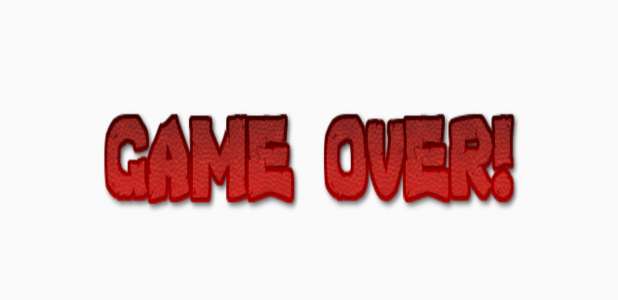
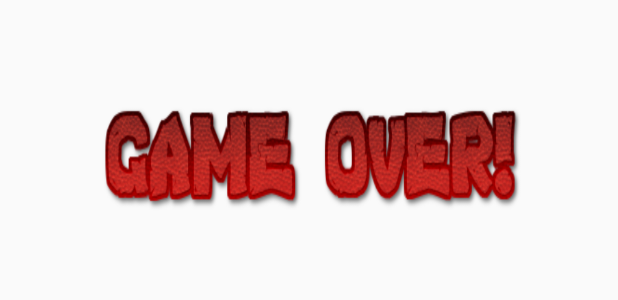
Before and after one commit to Kolman-Freecss/Asteroides_M8, an Android app: the layout gameover.xml on its own in the app's theme, with its tools: preview values and no code run, on a phone screen of 412 x 824 dp. Shown: the part 278-578 px from the top of the screen. Run offline under Robolectric (Android 15) with nearby library versions, the phone set to English and light mode, and no system bars.

Commit message:
Totally Finish

```diff
--- a/app/src/main/java/com/example/smarroma/asteroides/MainActivity.java
+++ b/app/src/main/java/com/example/smarroma/asteroides/MainActivity.java
@@ -17,6 +17,8 @@ import android.widget.EditText;
 import android.widget.ImageView;
 import android.widget.TextView;
 import android.widget.Toast;
+
+import java.io.File;
 
 public class MainActivity extends AppCompatActivity implements AlertInputNameFragment.AlertInputNameFragmentListener{
 
--- a/app/src/main/res/layout/gameover.xml
+++ b/app/src/main/res/layout/gameover.xml
@@ -7,18 +7,18 @@
     android:layout_height="match_parent">
 
     <TextView
-        android:id="@+id/textView"
+        android:id="@+id/tvTitle"
         android:layout_width="283dp"
         android:layout_height="76dp"
-        android:layout_marginBottom="60dp"
+        android:layout_marginBottom="62dp"
         android:background="@drawable/game_over"
         app:layout_constraintBottom_toTopOf="@+id/btScore"
+        app:layout_constraintHorizontal_bias="0.506"
         app:layout_constraintLeft_toLeftOf="parent"
         app:layout_constraintRight_toRightOf="parent"
         tools:layout_constraintBottom_creator="1"
         tools:layout_constraintLeft_creator="1"
-        tools:layout_constraintRight_creator="1"
-        app:layout_constraintHorizontal_bias="0.503" />
+        tools:layout_constraintRight_creator="1" />
 
     <Button
         android:id="@+id/btTry"
```
Also changed, not shown: app/src/main/java/com/example/smarroma/asteroides/GameOver.java (+26 -7 lines), app/src/main/java/com/example/smarroma/asteroides/VistaJuego.java (+18 -9 lines), app/src/main/res/drawable/you_win.png (added).
